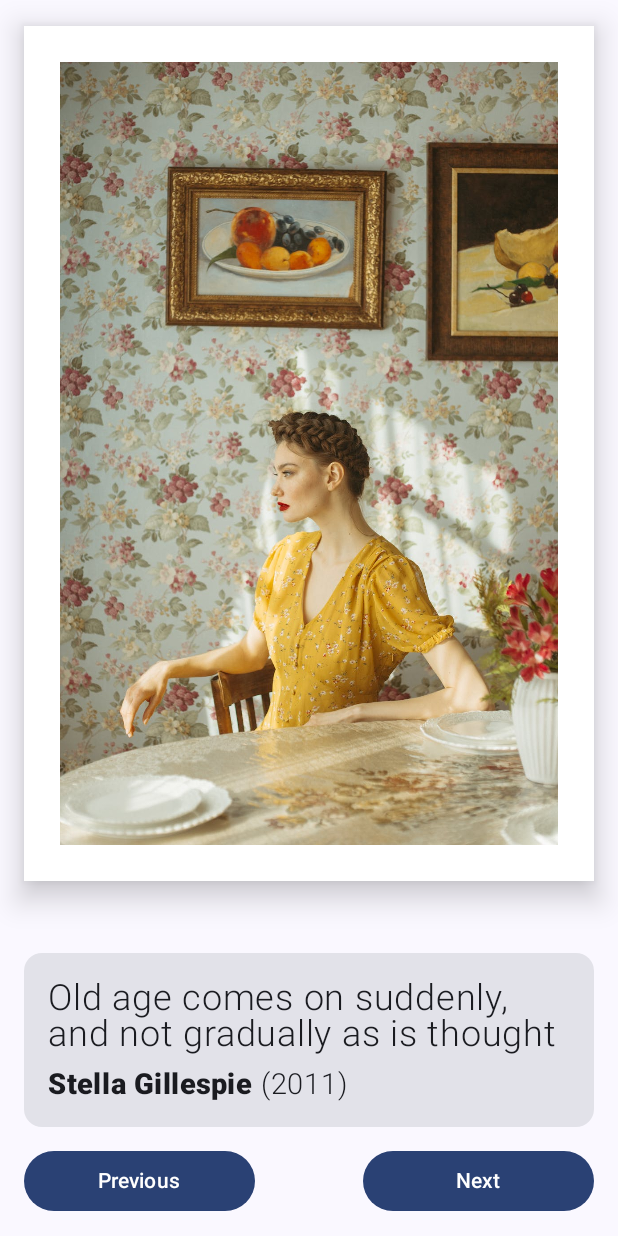
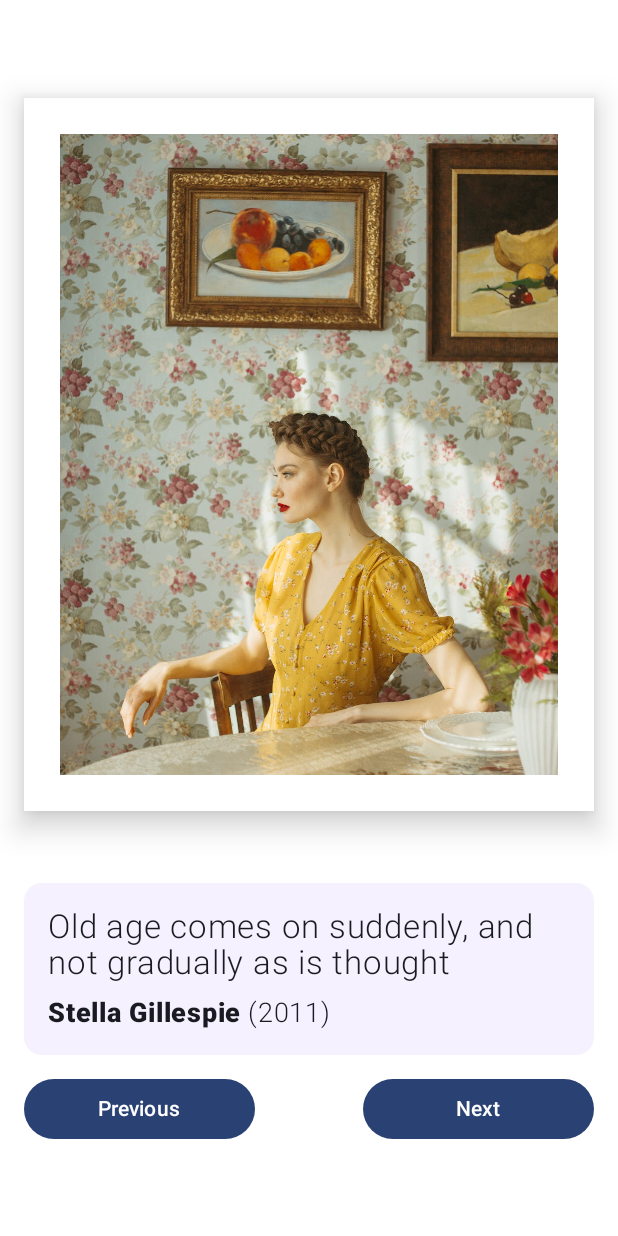
Before and after one commit to henriquelluiz/art-space, an Android app built with Jetpack Compose: the screen it shows after launch (MainActivity), on a phone screen of 412 x 824 dp. Run offline under Robolectric (Android 15) with nearby library versions, the phone set to English and light mode, and no system bars.

Commit message:
improve images' aspect ratio

```diff
--- a/app/src/main/java/me/henriquelluiz/artspace/MainActivity.kt
+++ b/app/src/main/java/me/henriquelluiz/artspace/MainActivity.kt
@@ -11,6 +11,7 @@ import androidx.compose.foundation.layout.Arrangement
 import androidx.compose.foundation.layout.Column
 import androidx.compose.foundation.layout.Row
 import androidx.compose.foundation.layout.Spacer
+import androidx.compose.foundation.layout.aspectRatio
 import androidx.compose.foundation.layout.fillMaxSize
 import androidx.compose.foundation.layout.fillMaxWidth
 import androidx.compose.foundation.layout.height
@@ -22,7 +23,7 @@ import androidx.compose.foundation.rememberScrollState
 import androidx.compose.foundation.verticalScroll
 import androidx.compose.material3.Button
 import androidx.compose.material3.Card
-import androidx.compose.material3.MaterialTheme
+import androidx.compose.material3.CardDefaults
 import androidx.compose.material3.Surface
 import androidx.compose.material3.Text
 import androidx.compose.runtime.Composable
@@ -51,7 +52,7 @@ class MainActivity : ComponentActivity() {
             ArtSpaceTheme {
                 Surface(
                     modifier = Modifier.fillMaxSize(),
-                    color = MaterialTheme.colorScheme.background
+                    color = Color.White
                 ) {
                     ArtSpaceLayout(
                         modifier = Modifier
@@ -144,8 +145,9 @@ fun ElevatedImageWithPadding(
     Image(
         painter = painterResource(painter),
         contentDescription = null,
-        contentScale = ContentScale.Fit,
+        contentScale = ContentScale.Crop,
         modifier = modifier
+            .aspectRatio(0.8F)
             .shadow(elevation = 12.dp, shape = RectangleShape)
             .border(24.dp, color = Color.White, shape = RectangleShape)
     )
@@ -158,11 +160,16 @@ fun InformationCard(
     @StringRes year: Int,
     modifier: Modifier = Modifier
 ) {
-    Card(modifier = modifier) {
+    Card(
+        colors = CardDefaults.cardColors(
+            containerColor = Color(0xFFF5F1FF)
+    ),
+        modifier = modifier
+    ) {
         Text(
             text = stringResource(title),
             fontWeight = FontWeight.Light,
-            fontSize = 24.sp,
+            fontSize = 22.sp,
             modifier = Modifier.padding(
                 start = 16.dp,
                 end = 16.dp,
@@ -184,13 +191,13 @@ fun InformationCard(
             Text(
                 text = stringResource(artist),
                 fontWeight = FontWeight.ExtraBold,
-                fontSize = 19.sp
+                fontSize = 18.sp
             )
-            Spacer(modifier = Modifier.width(5.dp))
+            Spacer(modifier = Modifier.width(4.dp))
             Text(
                 text = "(${ stringResource(year) })",
                 fontWeight = FontWeight.Light,
-                fontSize = 19.sp
+                fontSize = 18.sp
             )
         }
     }
```
